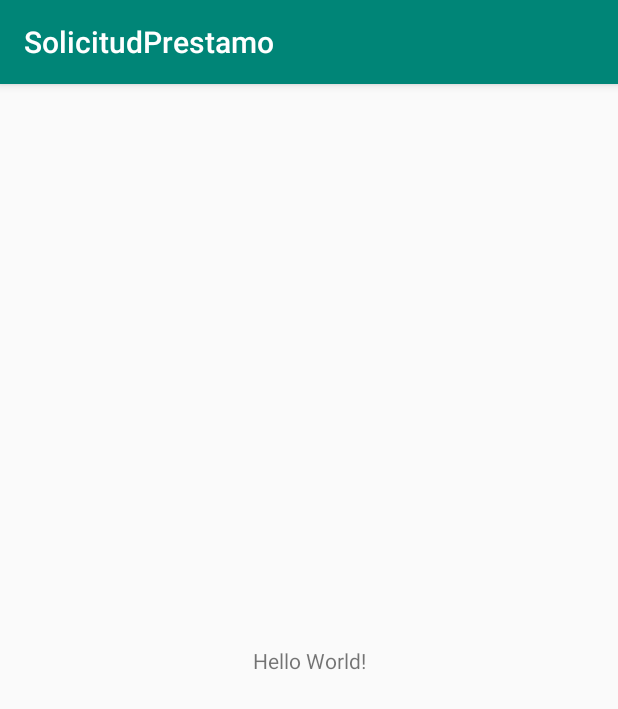
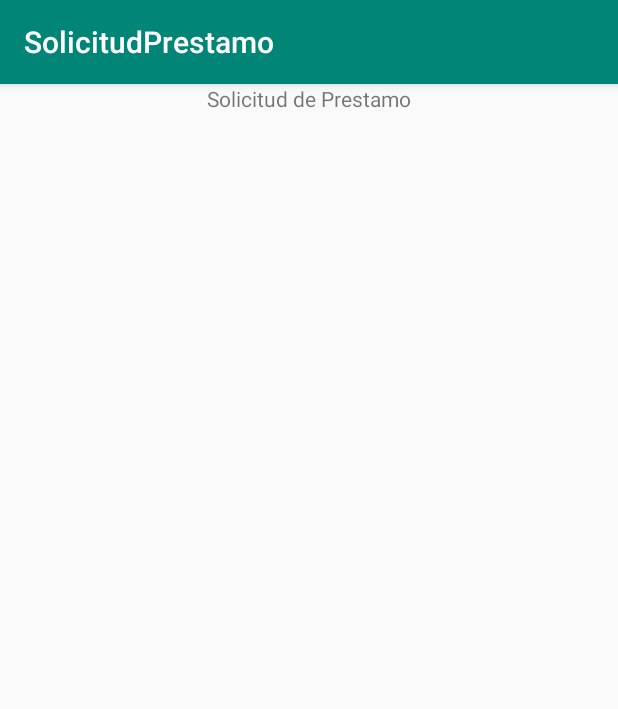
Before and after one commit to Daybeling/SolicitudPrestamo, an Android app: the screen it shows after launch (MainActivity), on a phone screen of 412 x 824 dp. Shown: the top 709 px of the screen. Run offline under Robolectric (Android 15) with nearby library versions, the phone set to English and light mode, and no system bars.

Commit message:
Agregando elementos

```diff
--- a/app/src/main/res/layout/activity_main.xml
+++ b/app/src/main/res/layout/activity_main.xml
@@ -1,18 +1,12 @@
-<?xml version="1.0" encoding="utf-8"?>
-<android.support.constraint.ConstraintLayout xmlns:android="http://schemas.android.com/apk/res/android"
-    xmlns:app="http://schemas.android.com/apk/res-auto"
-    xmlns:tools="http://schemas.android.com/tools"
-    android:layout_width="match_parent"
+<LinearLayout android:layout_width="match_parent"
     android:layout_height="match_parent"
-    tools:context=".MainActivity">
+    android:orientation="vertical"
+    xmlns:android="http://schemas.android.com/apk/res/android">
 
     <TextView
         android:layout_width="wrap_content"
         android:layout_height="wrap_content"
-        android:text="Hello World!"
-        app:layout_constraintBottom_toBottomOf="parent"
-        app:layout_constraintLeft_toLeftOf="parent"
-        app:layout_constraintRight_toRightOf="parent"
-        app:layout_constraintTop_toTopOf="parent" />
+        android:text="Solicitud de Prestamo"
+        android:layout_gravity="center_horizontal"/>
 
-</android.support.constraint.ConstraintLayout>
+</LinearLayout>
```
